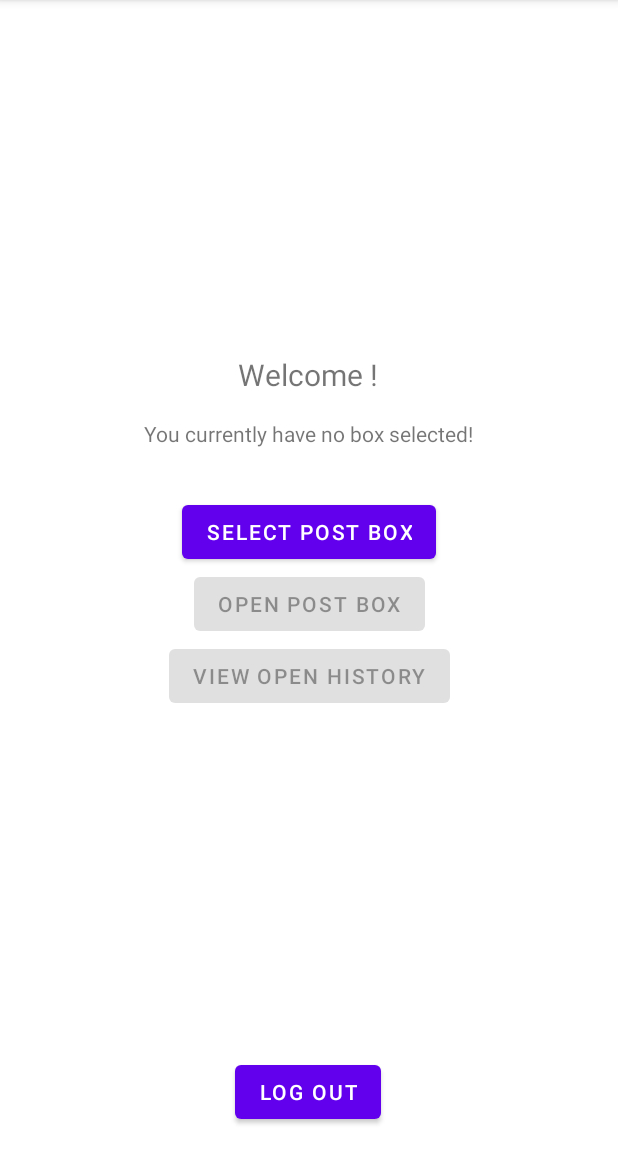
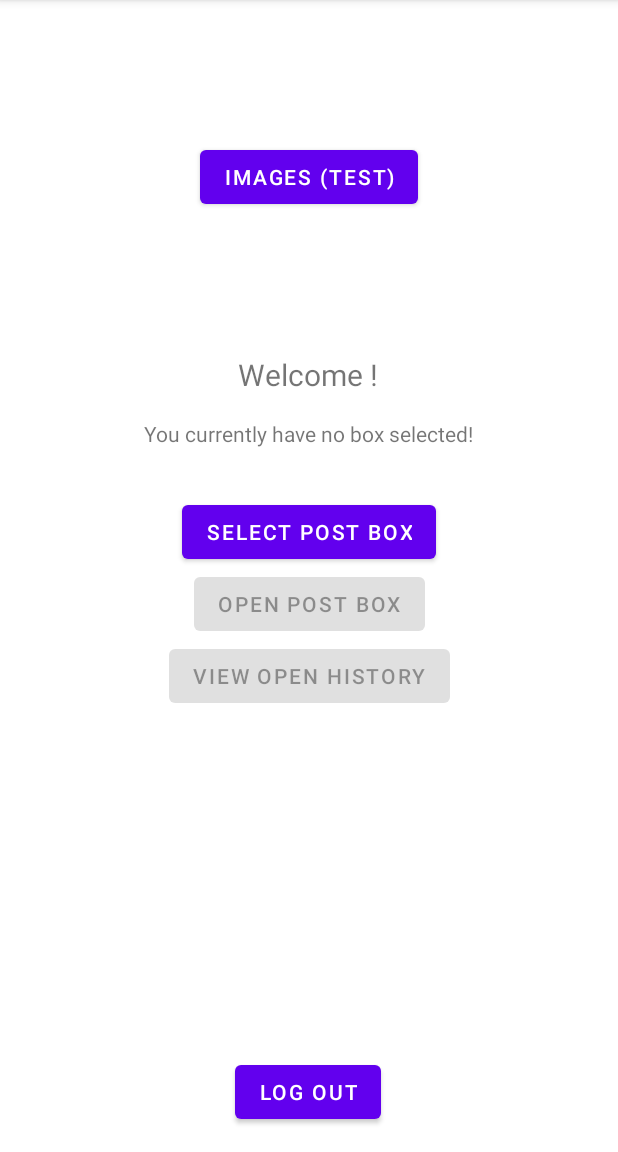
Before and after one commit to Predvsem-trivialno/Programski-jeziki, an Android app: the OpenActivity screen opened directly, with no data from a screen before it, on a phone screen of 412 x 824 dp, the part 84-1236 px from its top. Run offline under Robolectric (Android 15) with nearby library versions, the phone set to English and light mode, and no system bars; libraries missing offline, so code that uses them is left out: com.google.zxing.integration.

Commit message:
Added all necessary files and buttons to begin work on image upload integration

```diff
--- a/app/src/main/AndroidManifest.xml
+++ b/app/src/main/AndroidManifest.xml
@@ -16,6 +16,9 @@
         android:roundIcon="@mipmap/ic_launcher_round"
         android:supportsRtl="true"
         android:theme="@style/Theme.PJ_projekt">
+        <activity
+            android:name=".UploadImagesActivity"
+            android:exported="false" />
         <activity
             android:name=".RegisterActivity"
             android:exported="false" />
--- a/app/src/main/res/layout/activity_open.xml
+++ b/app/src/main/res/layout/activity_open.xml
@@ -67,4 +67,14 @@
         app:layout_constraintHorizontal_bias="0.498"
         app:layout_constraintStart_toStartOf="parent" />
 
+    <Button
+        android:id="@+id/uploadImagesActivityButton"
+        android:layout_width="wrap_content"
+        android:layout_height="wrap_content"
+        android:text="Images (test)"
+        app:layout_constraintBottom_toTopOf="@+id/txtWelcome"
+        app:layout_constraintEnd_toEndOf="parent"
+        app:layout_constraintStart_toStartOf="parent"
+        app:layout_constraintTop_toTopOf="parent" />
+
 </androidx.constraintlayout.widget.ConstraintLayout>
--- a/build.gradle
+++ b/build.gradle
@@ -2,7 +2,7 @@
 plugins {
     id 'com.android.application' version '7.1.3' apply false
     id 'com.android.library' version '7.1.3' apply false
-    id 'org.jetbrains.kotlin.android' version '1.5.30' apply false
+    id 'org.jetbrains.kotlin.android' version '1.6.10' apply false
 }
 
 task clean(type: Delete) {
```
Also changed, not shown: app/src/main/java/com/example/pj_projekt/UploadImagesActivity.kt (added, +11 -0 lines), app/src/main/res/layout/activity_upload_images.xml (added, +28 -0 lines).
